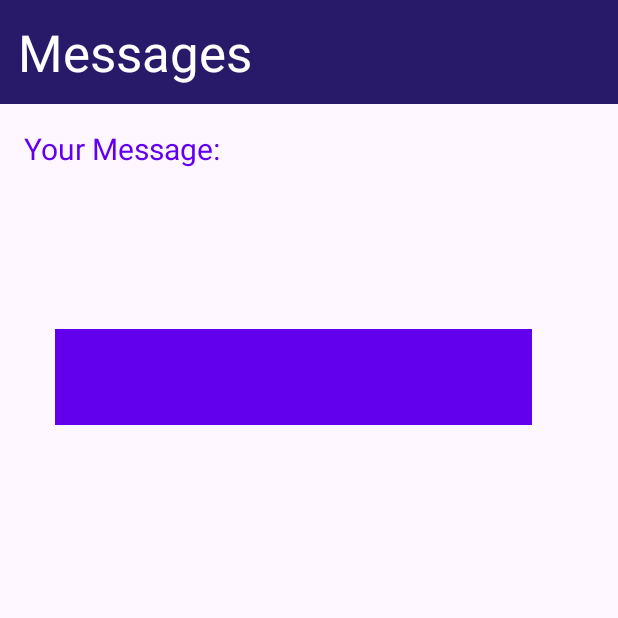
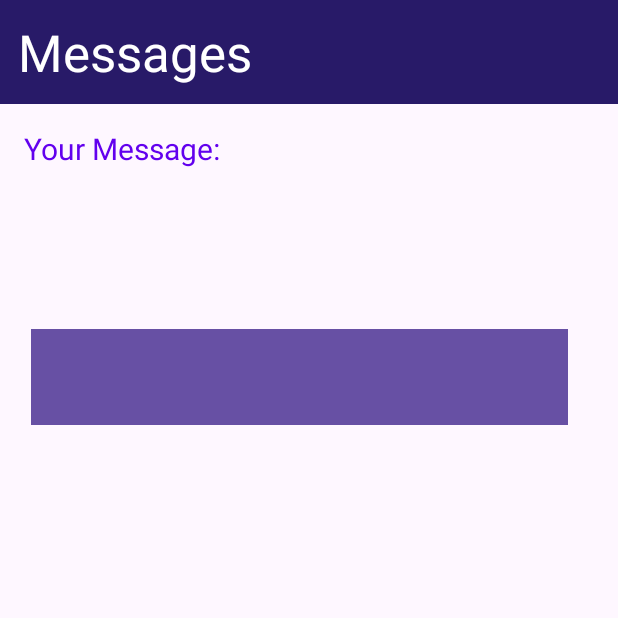
Before and after one commit to Utoben/examplemessenger, an Android app: the ReciewedMessageActivity screen opened directly, with no data from a screen before it, on a phone screen of 412 x 824 dp, the top half of it. Run offline under Robolectric (Android 15) with nearby library versions, the phone set to English and light mode, and no system bars.

Commit message:
new intent, design

```diff
--- a/MessExample/app/src/main/res/layout/activity_reciewed_message.xml
+++ b/MessExample/app/src/main/res/layout/activity_reciewed_message.xml
@@ -41,10 +41,10 @@
 
     <TextView
         android:id="@+id/recievedText"
-        android:layout_width="318dp"
+        android:layout_width="358dp"
         android:layout_height="64dp"
         android:layout_marginTop="88dp"
-        android:background="@color/design_default_color_primary"
+        android:background="?android:attr/colorEdgeEffect"
         android:text=""
         android:textColor="@color/white"
         android:textSize="20sp"
```
